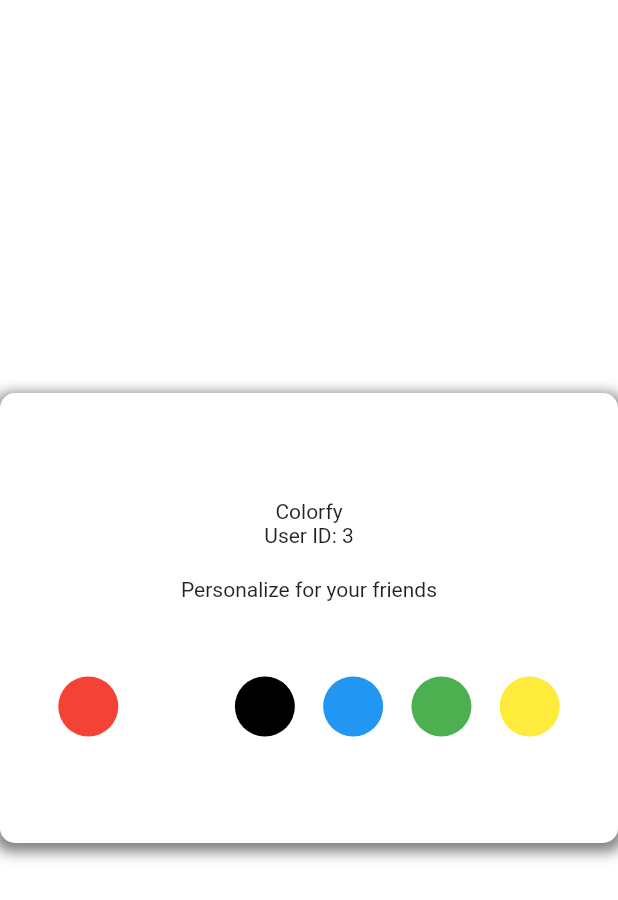
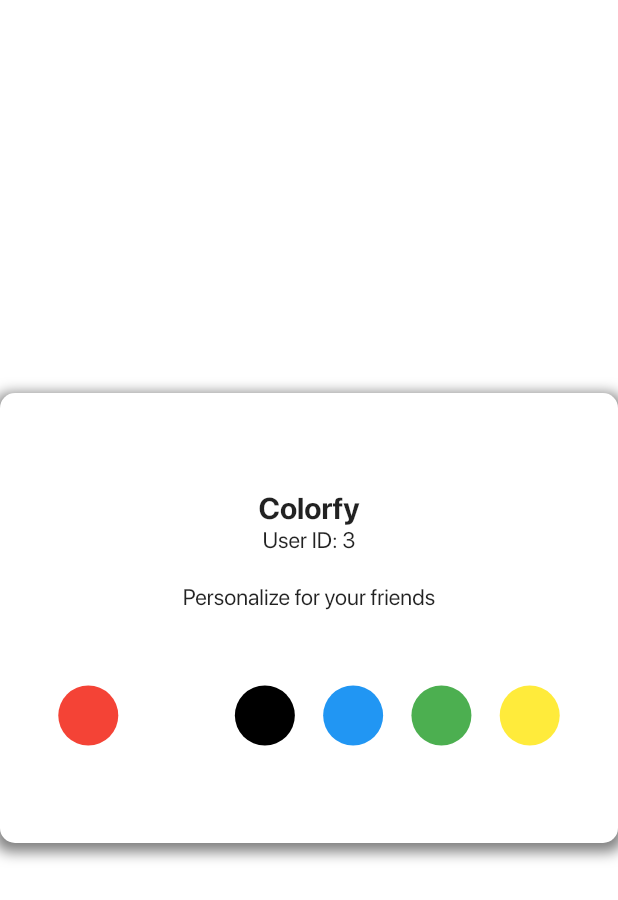
Before and after one commit to root458/neglected-client, a Flutter app: the screen it shows after launch, on a phone screen of 412 x 824 dp. Shown: the top 900 px of the screen. Run offline on Flutter 3.47's test engine with Material 2 defaults, Android fonts, the phone set to English and light mode, and no system bars; our stand-ins replace bloc; generated files the repository leaves out were written again; network calls fail.

Commit message:
Update font style

```diff
--- a/lib/colorswitch/view/color_switch_page.dart
+++ b/lib/colorswitch/view/color_switch_page.dart
@@ -72,12 +72,21 @@ class _ColorSwitchPageState extends State<ColorSwitchPage> {
             child: Column(
               mainAxisAlignment: MainAxisAlignment.center,
               children: [
-                const Text('Colorfy'),
-                const Text('User ID: 3'),
+                const Text(
+                  'Colorfy',
+                  style: TextStyle(fontSize: 20, fontFamily: 'SFBold'),
+                ),
+                const Text(
+                  'User ID: 3',
+                  style: TextStyle(fontSize: 15, fontFamily: 'SFRegular'),
+                ),
                 const SizedBox(
                   height: 20,
                 ),
-                const Text('Personalize for your friends'),
+                const Text(
+                  'Personalize for your friends',
+                  style: TextStyle(fontSize: 15, fontFamily: 'SFRegular'),
+                ),
                 const SizedBox(
                   height: 50,
                 ),
```
Also changed, not shown: pubspec.yaml (+7 -0 lines).
